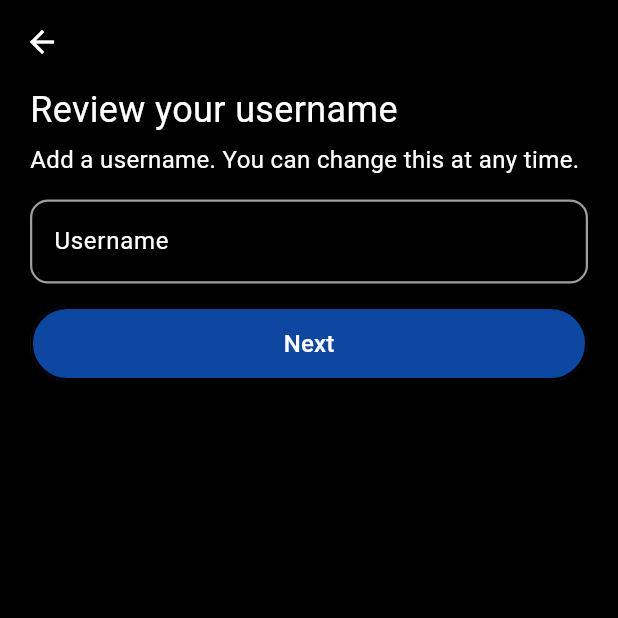
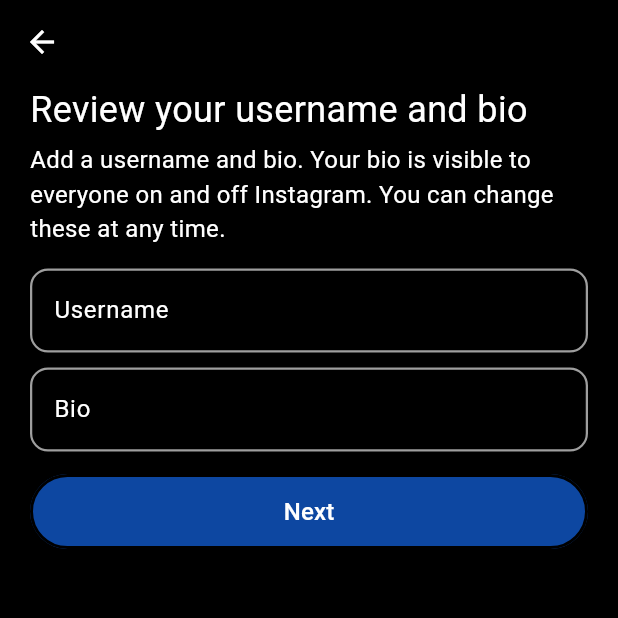
Before and after one commit to muhammadXainAhmad/instagram_clone_flutter_firebase, a Flutter app: the SignupUsername screen opened directly with empty values, after a tap on "Next", on a phone screen of 412 x 824 dp, the top half of it. Run offline on Flutter 3.47's test engine with Material 3 defaults, Android fonts, the light colour scheme and no system bars; our stand-ins replace cloud_firestore, firebase_auth, firebase_core, firebase_storage, flutter_dotenv, flutter_svg and 1 more; accounts and stored records are empty; network calls fail.

Commit message:
complete signupFlow using auth, firestore & storage

```diff
--- a/lib/main.dart
+++ b/lib/main.dart
@@ -22,7 +22,7 @@ class MyApp extends StatelessWidget {
       theme: ThemeData.dark().copyWith(
         scaffoldBackgroundColor: mobileBackgroundColor,
       ),
-      home: SignupEmail(),
+      home: SignupEmail()
       // home: const ResponsiveLayout(
       //   webScreenLayout: WebScreenLayout(),
       //   mobileScreenLayout: MobileScreenLayout(),
--- a/lib/methods/auth_methods.dart
+++ b/lib/methods/auth_methods.dart
@@ -1,5 +1,8 @@
+import 'dart:typed_data';
+
 import 'package:cloud_firestore/cloud_firestore.dart';
 import 'package:firebase_auth/firebase_auth.dart';
+import 'package:instagram_clone_flutter_firebase/methods/storage_methods.dart';
 
 class AuthMethods {
   final FirebaseAuth _auth = FirebaseAuth.instance;
@@ -11,24 +14,34 @@ class AuthMethods {
     required String password,
     required String username,
     required String bio,
-    // required Uint8List file,
+    required Uint8List file,
   }) async {
     String res = "Error Occured!";
     try {
       if (email.isNotEmpty && password.isNotEmpty && username.isNotEmpty) {
+        // CREATING USER
         UserCredential userCred = await _auth.createUserWithEmailAndPassword(
           email: email,
           password: password,
         );
+
+        String photoURL = await StorageMethods().uploadImageToStorage(
+          "profilePics",
+          file,
+          false,
+        );
+
+        // ADDING USER DATA TO FIRESTORE
         _firestore.collection("users").doc(userCred.user!.uid).set({
           "uid": userCred.user!.uid,
           "username": username,
           "email": email,
           "bio": bio,
-           "followers": [],
+          "photoURL": photoURL,
+          "followers": [],
           "following": [],
         });
-        res="User Created Successfully!";
+        res = "User Created Successfully!";
       }
     } catch (e) {
       res = e.toString();
--- a/lib/screens/signup4_username.dart
+++ b/lib/screens/signup4_username.dart
@@ -1,3 +1,5 @@
+import 'dart:typed_data';
+
 import 'package:flutter/material.dart';
 import 'package:instagram_clone_flutter_firebase/methods/auth_methods.dart';
 import 'package:instagram_clone_flutter_firebase/utils/colors.dart';
@@ -8,10 +10,12 @@ import 'package:instagram_clone_flutter_firebase/widgets/textfield.dart';
 class SignupUsername extends StatefulWidget {
   final String email;
   final String password;
+  final Uint8List file;
   const SignupUsername({
     super.key,
     required this.email,
     required this.password,
+    required this.file,
   });
 
   @override
@@ -20,10 +24,13 @@ class SignupUsername extends StatefulWidget {
 
 class _SignupUsernameState extends State<SignupUsername> {
   final TextEditingController usernameContoller = TextEditingController();
+  final TextEditingController bioController = TextEditingController();
+
   @override
   void dispose() {
     super.dispose();
     usernameContoller.dispose();
+    bioController.dispose();
   }
 
   @override
@@ -40,23 +47,32 @@ class _SignupUsernameState extends State<SignupUsername> {
             crossAxisAlignment: CrossAxisAlignment.start,
             children: [
               MyText(
-                text: "Review your username",
+                text: "Review your username and bio",
                 textClr: primaryColor,
                 textSize: 24,
               ),
               Padding(
                 padding: const EdgeInsets.only(top: 5, bottom: 5),
                 child: MyText(
-                  text: "Add a username. You can change this at any time.",
+                  text:
+                      "Add a username and bio. Your bio is visible to everyone on and off Instagram. You can change these at any time.",
                   textClr: primaryColor,
                   textSize: 16,
                 ),
               ),
               Padding(
-                padding: const EdgeInsets.only(top: 10, bottom: 10),
+                padding: const EdgeInsets.only(top: 10, bottom: 5),
                 child: TextFieldInput(
                   labelText: "Username",
                   textEditingController: usernameContoller,
+                  textInputType: TextInputType.text,
+                ),
+              ),
+              Padding(
+                padding: const EdgeInsets.only(top: 5, bottom: 10),
+                child: TextFieldInput(
+                  labelText: "Bio",
+                  textEditingController: bioController,
                   textInputType: TextInputType.text,
                 ),
               ),
@@ -67,8 +83,9 @@ class _SignupUsernameState extends State<SignupUsername> {
                     AuthMethods().signupWithEmailAndPassword(
                       email: widget.email,
                       password: widget.password,
+                      file: widget.file,
                       username: usernameContoller.text.trim(),
-                      bio: "Flutter Dev",
+                      bio: bioController.text.trim(),
                     );
                   },
                   buttonText: "Next",
```
Also changed, not shown: lib/methods/storage_methods.dart (added, +25 -0 lines), lib/screens/signup2_password.dart (+4 -3 lines), lib/screens/signup3_picture.dart (+44 -17 lines), 1 other file.
